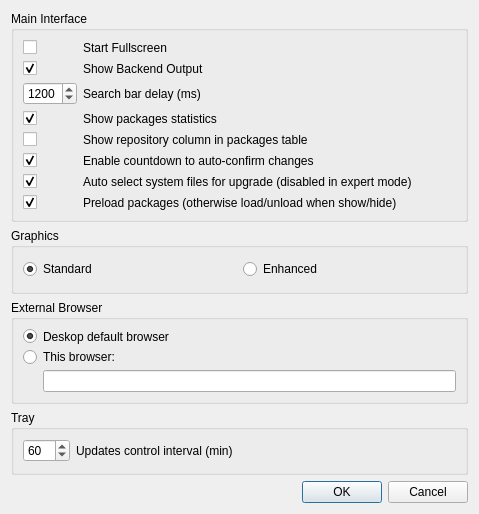
The window that Qt/AppSet-Qt/options.ui (svn2github/appset) describes before a commit, drawn with Qt 5.
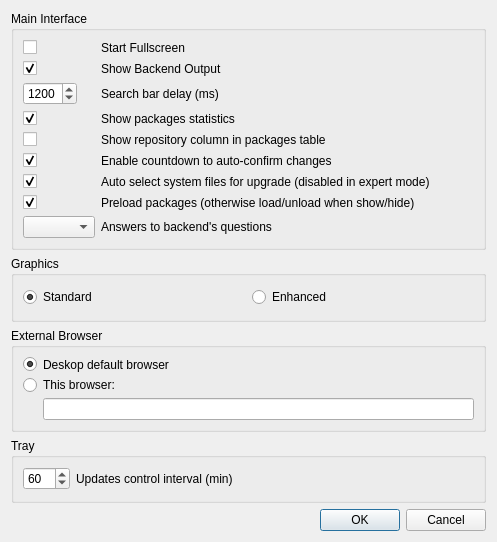
The same window after the commit.

Commit message: Backend's questions option

```diff
--- a/Qt/AppSet-Qt/options.ui
+++ b/Qt/AppSet-Qt/options.ui
@@ -6,8 +6,8 @@
    <rect>
     <x>0</x>
     <y>0</y>
-    <width>479</width>
-    <height>514</height>
+    <width>497</width>
+    <height>542</height>
    </rect>
   </property>
   <property name="sizePolicy">
@@ -22,101 +22,8 @@
   <property name="modal">
    <bool>true</bool>
   </property>
-  <layout class="QGridLayout" name="gridLayout">
-   <item row="2" column="0">
-    <widget class="QGroupBox" name="groupBox">
-     <property name="title">
-      <string>External Browser</string>
-     </property>
-     <layout class="QFormLayout" name="formLayout_3">
-      <item row="0" column="0">
-       <widget class="QRadioButton" name="defaultBrowser">
-        <property name="text">
-         <string/>
-        </property>
-        <property name="checked">
-         <bool>true</bool>
-        </property>
-       </widget>
-      </item>
-      <item row="2" column="0">
-       <widget class="QRadioButton" name="userBrowser">
-        <property name="text">
-         <string/>
-        </property>
-       </widget>
-      </item>
-      <item row="0" column="1">
-       <widget class="QLabel" name="label_3">
-        <property name="text">
-         <string>Deskop default browser</string>
-        </property>
-       </widget>
-      </item>
-      <item row="2" column="1">
-       <layout class="QVBoxLayout" name="verticalLayout_3">
-        <item>
-         <widget class="QLabel" name="label_4">
-          <property name="text">
-           <string>This browser:</string>
-          </property>
-         </widget>
-        </item>
-        <item>
-         <widget class="QLineEdit" name="userBrowserCmd">
-          <property name="placeholderText">
-           <string/>
-          </property>
-         </widget>
-        </item>
-       </layout>
-      </item>
-     </layout>
-    </widget>
-   </item>
-   <item row="4" column="0">
-    <widget class="QDialogButtonBox" name="buttonBox">
-     <property name="orientation">
-      <enum>Qt::Horizontal</enum>
-     </property>
-     <property name="standardButtons">
-      <set>QDialogButtonBox::Cancel|QDialogButtonBox::Ok</set>
-     </property>
-    </widget>
-   </item>
-   <item row="3" column="0">
-    <widget class="QGroupBox" name="groupBox_2">
-     <property name="title">
-      <string>Tray</string>
-     </property>
-     <layout class="QFormLayout" name="formLayout_2">
-      <item row="0" column="0">
-       <widget class="QSpinBox" name="spinBox_2">
-        <property name="minimum">
-         <number>5</number>
-        </property>
-        <property name="maximum">
-         <number>360</number>
-        </property>
-        <property name="singleStep">
-         <number>5</number>
-        </property>
-        <property name="value">
-         <number>60</number>
-        </property>
-       </widget>
-      </item>
-      <item row="0" column="1">
-       <widget class="QLabel" name="label_5">
-        <property name="text">
-         <string>Updates control interval (min)</string>
-        </property>
-       </widget>
-      </item>
-     </layout>
-    </widget>
-   </item>
-   <item row="0" column="0">
+  <layout class="QVBoxLayout" name="verticalLayout_2">
+   <item>
     <widget class="QGroupBox" name="groupBox_3">
      <property name="title">
       <string>Main Interface</string>
@@ -266,12 +173,32 @@
           </property>
          </widget>
         </item>
+        <item row="8" column="0">
+         <widget class="QComboBox" name="inter">
+          <property name="currentIndex">
+           <number>-1</number>
+          </property>
+          <property name="maxVisibleItems">
+           <number>3</number>
+          </property>
+          <property name="maxCount">
+           <number>3</number>
+          </property>
+         </widget>
+        </item>
+        <item row="8" column="1">
+         <widget class="QLabel" name="label_11">
+          <property name="text">
+           <string>Answers to backend's questions</string>
+          </property>
+         </widget>
+        </item>
        </layout>
       </item>
      </layout>
     </widget>
    </item>
-   <item row="1" column="0">
+   <item>
     <widget class="QGroupBox" name="groupBox_4">
      <property name="title">
       <string>Graphics</string>
@@ -300,6 +227,99 @@
      </layout>
     </widget>
    </item>
+   <item>
+    <widget class="QGroupBox" name="groupBox">
+     <property name="title">
+      <string>External Browser</string>
+     </property>
+     <layout class="QFormLayout" name="formLayout_3">
+      <item row="0" column="0">
+       <widget class="QRadioButton" name="defaultBrowser">
+        <property name="text">
+         <string/>
+        </property>
+        <property name="checked">
+         <bool>true</bool>
+        </property>
+       </widget>
+      </item>
+      <item row="2" column="0">
+       <widget class="QRadioButton" name="userBrowser">
+        <property name="text">
+         <string/>
+        </property>
+       </widget>
+      </item>
+      <item row="0" column="1">
+       <widget class="QLabel" name="label_3">
+        <property name="text">
+         <string>Deskop default browser</string>
+        </property>
+       </widget>
+      </item>
+      <item row="2" column="1">
+       <layout class="QVBoxLayout" name="verticalLayout_3">
+        <item>
+         <widget class="QLabel" name="label_4">
+          <property name="text">
+           <string>This browser:</string>
+          </property>
+         </widget>
+        </item>
+        <item>
+         <widget class="QLineEdit" name="userBrowserCmd">
+          <property name="placeholderText">
+           <string/>
+          </property>
+         </widget>
+        </item>
+       </layout>
+      </item>
+     </layout>
+    </widget>
+   </item>
+   <item>
+    <widget class="QGroupBox" name="groupBox_2">
+     <property name="title">
+      <string>Tray</string>
+     </property>
+     <layout class="QFormLayout" name="formLayout_2">
+      <item row="0" column="0">
+       <widget class="QSpinBox" name="spinBox_2">
+        <property name="minimum">
+         <number>5</number>
+        </property>
+        <property name="maximum">
+         <number>360</number>
+        </property>
+        <property name="singleStep">
+         <number>5</number>
+        </property>
+        <property name="value">
+         <number>60</number>
+        </property>
+       </widget>
+      </item>
+      <item row="0" column="1">
+       <widget class="QLabel" name="label_5">
+        <property name="text">
+         <string>Updates control interval (min)</string>
+        </property>
+       </widget>
+      </item>
+     </layout>
+    </widget>
+   </item>
+   <item>
+    <widget class="QDialogButtonBox" name="buttonBox">
+     <property name="orientation">
+      <enum>Qt::Horizontal</enum>
+     </property>
+     <property name="standardButtons">
+      <set>QDialogButtonBox::Cancel|QDialogButtonBox::Ok</set>
+     </property>
+    </widget>
+   </item>
   </layout>
  </widget>
  <resources/>
```
Left out of the diff: 34 changed lines with no effect on the pictures. The commit also changes 9 other files.
